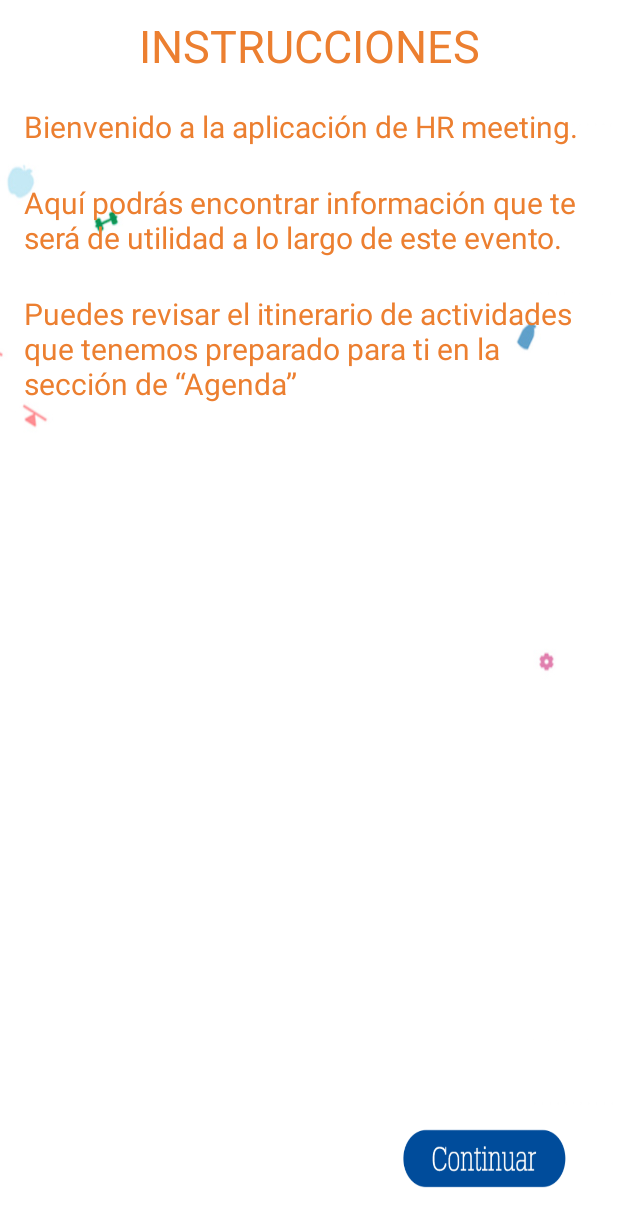
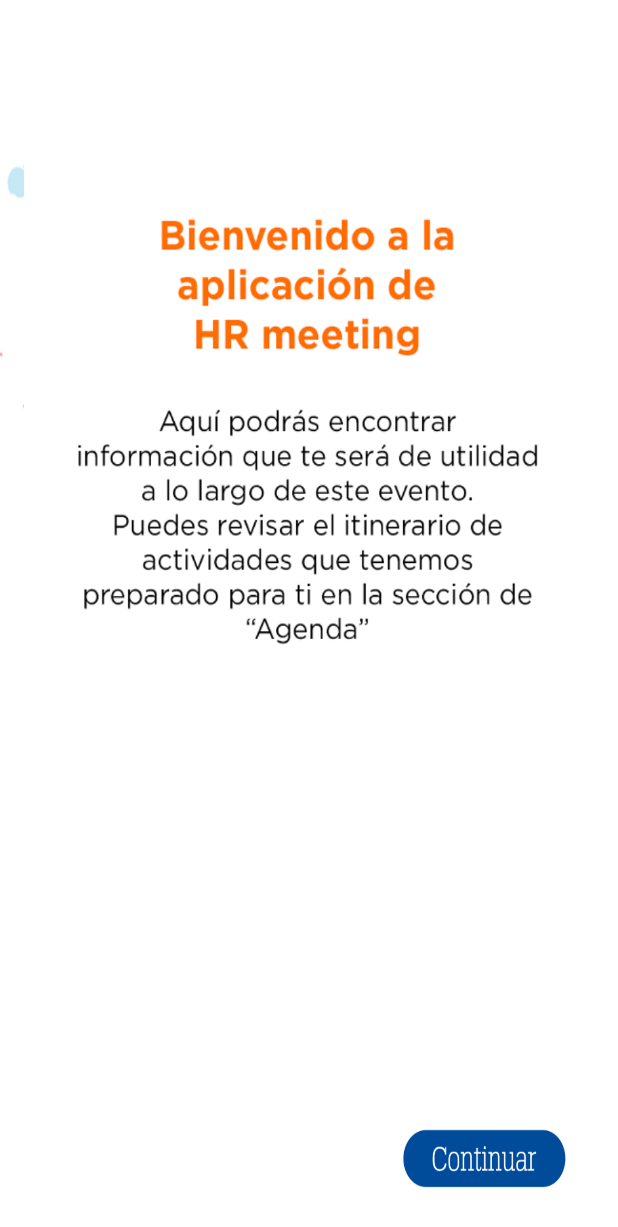
Before and after one commit to DevWorms/ARToolKit-Android, an Android app: the Instrucciones screen opened directly, with no data from a screen before it, after a tap on an icon or button, on a phone screen of 412 x 824 dp. Shown: the top 1227 px of the screen. Run offline under Robolectric (Android 15) with nearby library versions, the phone set to English and light mode, and no system bars; 1 other tap on this screen came first.

Commit message:
Instrucciones imagenes

```diff
--- a/aRSimpleNativeCars/src/main/java/com/devworms/pepsicorally/Instrucciones.java
+++ b/aRSimpleNativeCars/src/main/java/com/devworms/pepsicorally/Instrucciones.java
@@ -4,6 +4,7 @@ import android.app.Activity;
 import android.os.Bundle;
 import android.view.View;
 import android.widget.Button;
+import android.widget.ImageView;
 import android.widget.TextView;
 
 import org.artoolkit.ar.samples.ARSimpleNativeCars.R;
@@ -13,15 +14,13 @@ import org.artoolkit.ar.samples.ARSimpleNativeCars.R;
  */
 public class Instrucciones extends Activity {
     int seccion=1;
-    TextView txtIntro,txtConte,txtConclu;
+    ImageView contenido;
     Button btnRegre,btnConti;
     @Override
     protected void onCreate(Bundle savedInstanceState) {
         super.onCreate(savedInstanceState);
         setContentView(R.layout.activity_instruccion);
-        txtIntro=(TextView)findViewById(R.id.txtIntro);
-        txtConte=(TextView)findViewById(R.id.txtConte);
-        txtConclu=(TextView)findViewById(R.id.txtConclusion);
+       contenido= (ImageView)findViewById(R.id.imgInstru);
         btnConti=(Button)findViewById(R.id.btnContunuar);
         btnConti.setOnClickListener(new View.OnClickListener() {
             @Override
@@ -44,35 +43,20 @@ public class Instrucciones extends Activity {
 
         if(secciones==1){
             btnRegre.setVisibility(View.INVISIBLE);
-            txtIntro.setText("Bienvenido a la aplicación de HR meeting.");
-            txtConte.setText("\nAquí podrás encontrar información que te será de utilidad a lo largo de este evento.");
-            txtConclu.setText("\nPuedes revisar el itinerario de actividades que tenemos preparado para ti en la sección de “Agenda”");
+            contenido.setImageResource(R.drawable.hojauno);
         }
         else if(secciones==2){
             btnRegre.setVisibility(View.VISIBLE);
-            txtIntro.setText("");
-            txtConte.setText("También puedes participara en la dinámica de “Trofeos virtuales” que preparamos para ti, la cual esta basada en encontrar pistas y recolectar trofeos.");
-            txtConclu.setText("");
+            contenido.setImageResource(R.drawable.hojados);
         }
         else if(secciones==3){
-            txtIntro.setText("Para participar recolectar trofeos, debes de seguir los siguientes pasos:");
-            txtConte.setText("\nPaso1: Debes esperar a que las pistas se activen, si hay una pista activa lo puedes revisar en la sección de “Pistas”.");
-            txtConclu.setText("\nCuando una pista este activa, se te darán las instrucciones de cómo y en donde buscar el trofeo.\n" +
-                    "\nPaso 2: Cuando llegues al lugar indicado deberás encontrar un dibujo o patrón\n" +
-                    "impreso sobre una hoja.");
+            contenido.setImageResource(R.drawable.hojatres);
 
         }else if(secciones==4){
 
-            txtIntro.setText("Paso 3: Activa el botón de cámara, que esta debajo de las instrucciones y escanea el patrón.");
-            txtConte.setText("\nPaso 4: Deberás visualizar una imagen en 3D con un código sobre la imagen.\n\nGuarda o escribe en algún lugar tu código, ya que lo necesitaras en el siguiente paso.");
-            txtConclu.setText("");
+            contenido.setImageResource(R.drawable.hojacuatro);
         }else if(secciones==5){
-
-            txtIntro.setText("");
-            txtConte.setText("Paso 5: Abre la sección de trofeos y elige el trofeo que acabas de ver en 3D.\n\nAntes de poder meter el código deberás contestar una pregunta correctamente.\n\nUna vez" +
-
-                    "contestada la pregunta, ingresa tu código y listo! Ya habrás recolectado la primera pista.");
-            txtConclu.setText("");
+            contenido.setImageResource(R.drawable.hojacinco);
         }else{
             //Intent i = new Intent(this, MenuPepsico.class);
             //startActivity(i);
--- a/aRSimpleNativeCars/src/main/res/layout/activity_instruccion.xml
+++ b/aRSimpleNativeCars/src/main/res/layout/activity_instruccion.xml
@@ -13,64 +13,12 @@
         android:layout_height="match_parent"
         android:layout_above="@+id/btnContunuar">
 
-        <TextView
+        <ImageView
             android:layout_width="match_parent"
-            android:layout_height="wrap_content"
-            android:textAppearance="?android:attr/textAppearanceLarge"
-            android:text="INSTRUCCIONES"
-            android:textAlignment="center"
-            android:id="@+id/textView6"
-            android:layout_marginTop="10dp"
-            android:textSize="30sp"
-            android:layout_alignParentTop="true"
-            android:layout_alignParentLeft="true"
-            android:layout_alignParentStart="true"
-            android:textColor="#ec7f30"
-            android:layout_marginBottom="20dp" />
-
-        <ScrollView
-            android:layout_width="wrap_content"
-            android:layout_height="wrap_content"
-            android:id="@+id/scrollView3" >
-
-            <LinearLayout
-                android:orientation="vertical"
-                android:layout_width="match_parent"
-                android:layout_height="match_parent">
-
-                <TextView
-                    android:layout_width="wrap_content"
-                    android:layout_height="wrap_content"
-                    android:text="Bienvenido a la aplicación de HR meeting."
-                    android:id="@+id/txtIntro"
-                    android:textSize="20sp"
-                    android:textColor="#ec7f30"
-                    android:layout_below="@+id/textView6"
-                    android:layout_alignParentLeft="false"
-                    android:layout_alignParentStart="false"
-                    android:layout_centerHorizontal="true" />
-
-                <TextView
-                    android:layout_width="wrap_content"
-                    android:layout_height="wrap_content"
-                    android:text="Aquí podrás encontrar información que te será de utilidad a lo largo de este evento. "
-                    android:id="@+id/txtConte"
-                    android:layout_below="@+id/textView5"
-                    android:layout_centerHorizontal="true"
-                    android:textSize="20dp"
-                    android:textColor="#ec7f30" />
-
-                <TextView
-                    android:layout_width="wrap_content"
-                    android:layout_height="wrap_content"
-                    android:text="Puedes revisar el itinerario de actividades que tenemos preparado para ti en la  sección de “Agenda”"
-                    android:id="@+id/txtConclusion"
-
-                    android:layout_centerHorizontal="true"
-                    android:textSize="20dp"
-                    android:textColor="#ec7f30" />
-            </LinearLayout>
-        </ScrollView>
+            android:layout_height="match_parent"
+            android:id="@+id/imgInstru"
+            android:src="@drawable/hojauno"
+            android:scaleType="fitXY" />
 
     </LinearLayout>
 
```
Also changed, not shown: aRSimpleNativeCars/src/main/res/drawable-mdpi/hojacinco.png (added), aRSimpleNativeCars/src/main/res/drawable-mdpi/hojacuatro.png (added), aRSimpleNativeCars/src/main/res/drawable-mdpi/hojados.png (added), aRSimpleNativeCars/src/main/res/drawable-mdpi/hojatres.png (added), aRSimpleNativeCars/src/main/res/drawable-mdpi/hojauno.png (added).
